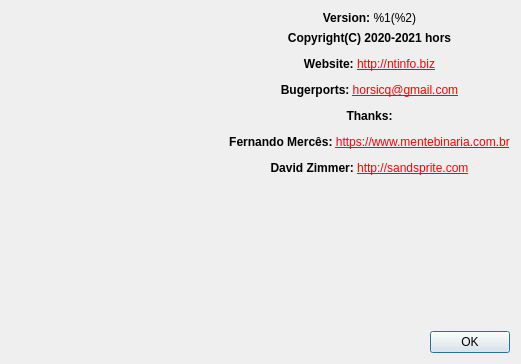
horsicq/XAPKDetector, file gui_source/dialogabout.ui: the form before one commit.
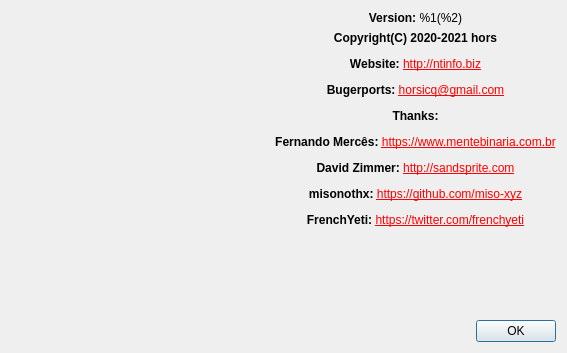
The form after the commit. Icons and pictures are not drawn.

What changed in the file:
```diff
--- a/gui_source/dialogabout.ui
+++ b/gui_source/dialogabout.ui
@@ -9,8 +9,8 @@
    <rect>
     <x>0</x>
     <y>0</y>
-    <width>521</width>
-    <height>364</height>
+    <width>567</width>
+    <height>353</height>
    </rect>
   </property>
   <property name="windowTitle">
@@ -69,7 +69,7 @@
        <item>
         <widget class="QLabel" name="labelInfo">
          <property name="text">
-          <string notr="true">&lt;html&gt;&lt;head/&gt;&lt;body&gt;&lt;p align=&quot;center&quot;&gt;&lt;span style=&quot; font-weight:600;&quot;&gt;Copyright(C) 2020-2021 hors&lt;/span&gt;&lt;/p&gt;&lt;p align=&quot;center&quot;&gt;&lt;span style=&quot; font-weight:600;&quot;&gt;Website: &lt;/span&gt;&lt;a href=&quot;http://ntinfo.biz&quot;&gt;&lt;span style=&quot; text-decoration: underline; color:red;&quot;&gt;http://ntinfo.biz&lt;/span&gt;&lt;/a&gt;&lt;/p&gt;&lt;p align=&quot;center&quot;&gt;&lt;span style=&quot; font-weight:600;&quot;&gt;Bugerports: &lt;/span&gt;&lt;a href=&quot;mailto:horsicq@gmail.com&quot;&gt;&lt;span style=&quot; text-decoration: underline; color:red;&quot;&gt;horsicq@gmail.com&lt;/span&gt;&lt;/a&gt;&lt;/p&gt;&lt;p align=&quot;center&quot;&gt;&lt;span style=&quot; font-weight:600;&quot;&gt;Thanks:&lt;/span&gt;&lt;/p&gt;&lt;p align=&quot;center&quot;&gt;&lt;span style=&quot; font-weight:600;&quot;&gt;Fernando Mercês: &lt;/span&gt;&lt;a href=&quot;https://www.mentebinaria.com.br/&quot;&gt;&lt;span style=&quot; text-decoration: underline; color:red;&quot;&gt;https://www.mentebinaria.com.br&lt;/span&gt;&lt;/a&gt;&lt;/p&gt;&lt;p align=&quot;center&quot;&gt;&lt;span style=&quot; font-weight:600;&quot;&gt;David Zimmer: &lt;/span&gt;&lt;a href=&quot;http://sandsprite.com/&quot;&gt;&lt;span style=&quot; text-decoration: underline; color:red;&quot;&gt;http://sandsprite.com&lt;/span&gt;&lt;/a&gt;&lt;/p&gt;&lt;/body&gt;&lt;/html&gt;</string>
+          <string notr="true">&lt;html&gt;&lt;head/&gt;&lt;body&gt;&lt;p align=&quot;center&quot;&gt;&lt;span style=&quot; font-weight:600;&quot;&gt;Copyright(C) 2020-2021 hors&lt;/span&gt;&lt;/p&gt;&lt;p align=&quot;center&quot;&gt;&lt;span style=&quot; font-weight:600;&quot;&gt;Website: &lt;/span&gt;&lt;a href=&quot;http://ntinfo.biz&quot;&gt;&lt;span style=&quot; text-decoration: underline; color:#ff0000;&quot;&gt;http://ntinfo.biz&lt;/span&gt;&lt;/a&gt;&lt;/p&gt;&lt;p align=&quot;center&quot;&gt;&lt;span style=&quot; font-weight:600;&quot;&gt;Bugerports: &lt;/span&gt;&lt;a href=&quot;mailto:horsicq@gmail.com&quot;&gt;&lt;span style=&quot; text-decoration: underline; color:#ff0000;&quot;&gt;horsicq@gmail.com&lt;/span&gt;&lt;/a&gt;&lt;/p&gt;&lt;p align=&quot;center&quot;&gt;&lt;span style=&quot; font-weight:600;&quot;&gt;Thanks:&lt;/span&gt;&lt;/p&gt;&lt;p align=&quot;center&quot;&gt;&lt;span style=&quot; font-weight:600;&quot;&gt;Fernando Mercês: &lt;/span&gt;&lt;a href=&quot;https://www.mentebinaria.com.br/&quot;&gt;&lt;span style=&quot; text-decoration: underline; color:#ff0000;&quot;&gt;https://www.mentebinaria.com.br&lt;/span&gt;&lt;/a&gt;&lt;/p&gt;&lt;p align=&quot;center&quot;&gt;&lt;span style=&quot; font-weight:600;&quot;&gt;David Zimmer: &lt;/span&gt;&lt;a href=&quot;http://sandsprite.com/&quot;&gt;&lt;span style=&quot; text-decoration: underline; color:#ff0000;&quot;&gt;http://sandsprite.com&lt;/span&gt;&lt;/a&gt;&lt;/p&gt;&lt;p align=&quot;center&quot;&gt;&lt;span style=&quot; font-weight:600;&quot;&gt;misonothx: &lt;/span&gt;&lt;a href=&quot;https://github.com/miso-xyz&quot;&gt;&lt;span style=&quot; text-decoration: underline; color:#ff0000;&quot;&gt;https://github.com/miso-xyz&lt;/span&gt;&lt;/a&gt;&lt;/p&gt;&lt;p align=&quot;center&quot;&gt;&lt;span style=&quot; font-weight:600;&quot;&gt;FrenchYeti: &lt;/span&gt;&lt;a href=&quot;https://twitter.com/frenchyeti&quot;&gt;&lt;span style=&quot; text-decoration: underline; color:#ff0000;&quot;&gt;https://twitter.com/frenchyeti&lt;/span&gt;&lt;/a&gt;&lt;/p&gt;&lt;/body&gt;&lt;/html&gt;</string>
          </property>
          <property name="openExternalLinks">
           <bool>true</bool>
```
